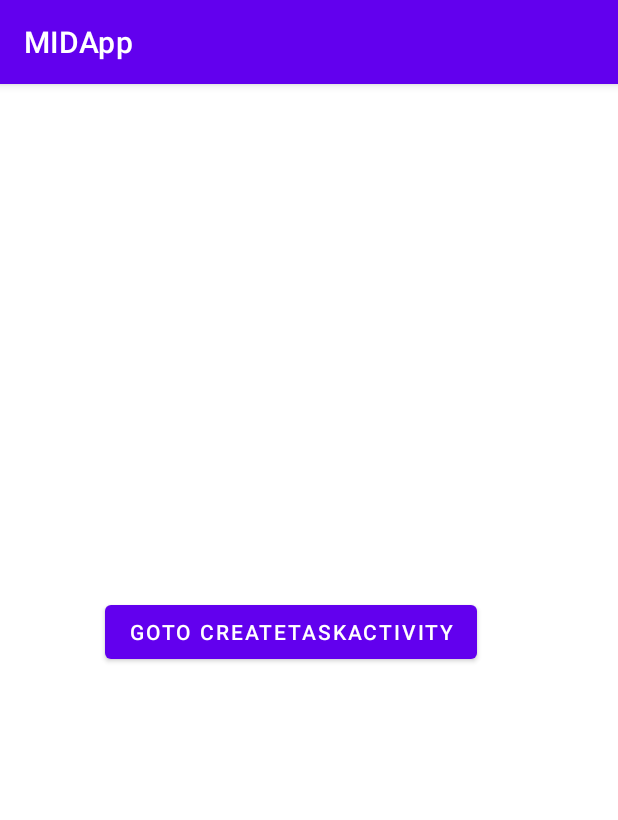
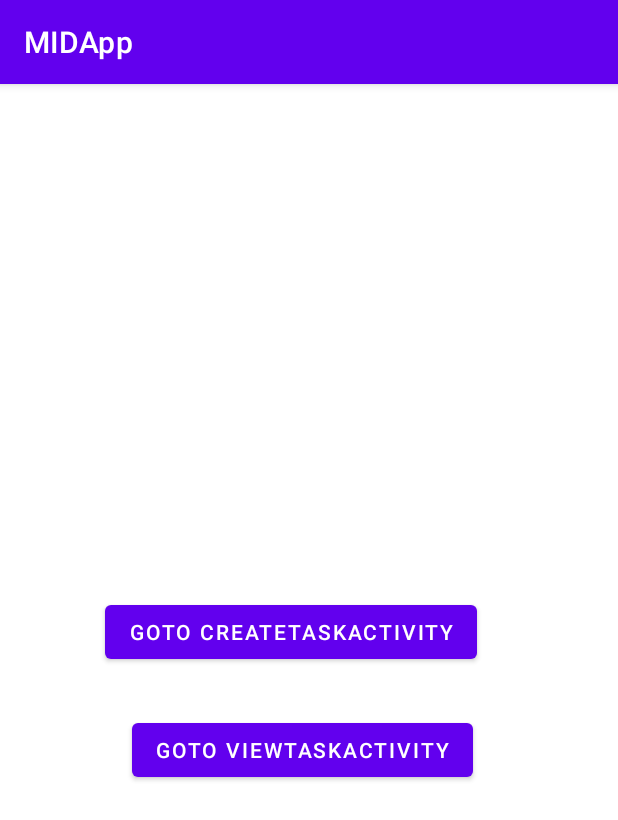
Before and after one commit to BoasG/MIDApp, an Android app: the screen it shows after launch (MainActivity), on a phone screen of 412 x 824 dp. Shown: the top 820 px of the screen. Run offline under Robolectric (Android 15) with nearby library versions, the phone set to English and light mode, and no system bars.

```diff
--- a/app/src/main/AndroidManifest.xml
+++ b/app/src/main/AndroidManifest.xml
@@ -10,6 +10,12 @@
         android:supportsRtl="true"
         android:theme="@style/Theme.MIDApp">
         <activity
+            android:name=".CreateTaskActivity"
+            android:exported="false" />
+        <activity
+            android:name=".TaskActivity"
+            android:exported="false" />
+        <activity
             android:name=".MainActivity"
             android:exported="true">
             <intent-filter>
--- a/app/src/main/java/is/hi/midapp/LoginActivity.java
+++ b/app/src/main/java/is/hi/midapp/LoginActivity.java
@@ -3,6 +3,7 @@ package is.hi.midapp;
 import androidx.appcompat.app.AppCompatActivity;
 
 import android.os.Bundle;
+
 
 public class LoginActivity extends AppCompatActivity {
 
--- a/app/src/main/java/is/hi/midapp/MainActivity.java
+++ b/app/src/main/java/is/hi/midapp/MainActivity.java
@@ -10,6 +10,7 @@ import android.widget.Button;
 public class MainActivity extends AppCompatActivity {
 
     private Button mGoToCreateTaskButton;
+    private Button mGoToViewTaskButton;
 
     @Override
     protected void onCreate(Bundle savedInstanceState) {
@@ -23,6 +24,13 @@ public class MainActivity extends AppCompatActivity {
                 goToCreateTask();
             }
         });
+        mGoToViewTaskButton = (Button) findViewById(R.id.go_to_view_task_button);
+        mGoToViewTaskButton.setOnClickListener(new View.OnClickListener() {
+            @Override
+            public void onClick(View v) {
+                goToViewTask();
+            }
+        });
     }
 
     private void goToCreateTask() {
@@ -30,4 +38,10 @@ public class MainActivity extends AppCompatActivity {
         startActivity(i);
 
     }
+
+    private void goToViewTask() {
+        Intent i = new Intent(MainActivity.this, TaskActivity.class);
+        startActivity(i);
+
+    }
 }
--- a/app/src/main/res/layout/activity_main.xml
+++ b/app/src/main/res/layout/activity_main.xml
@@ -16,4 +16,14 @@
         app:layout_constraintStart_toStartOf="parent"
         app:layout_constraintTop_toTopOf="parent" />
 
+    <Button
+        android:id="@+id/go_to_view_task_button"
+        android:layout_width="wrap_content"
+        android:layout_height="wrap_content"
+        android:layout_marginStart="88dp"
+        android:layout_marginTop="420dp"
+        android:text="GoTo ViewTaskActivity"
+        app:layout_constraintStart_toStartOf="parent"
+        app:layout_constraintTop_toTopOf="parent" />
+
 </androidx.constraintlayout.widget.ConstraintLayout>
--- a/app/src/main/res/layout/activity_task.xml
+++ b/app/src/main/res/layout/activity_task.xml
@@ -41,6 +41,7 @@
         android:text="@string/new_task" />
 
     <ListView
+        android:id="@+id/list_task"
         android:layout_width="match_parent"
         android:layout_height="match_parent" />
 </LinearLayout>
```
Also changed, not shown: app/src/main/java/is/hi/midapp/TaskActivity.java (+44 -0 lines), app/src/main/res/values/strings.xml (+35 -0 lines).
